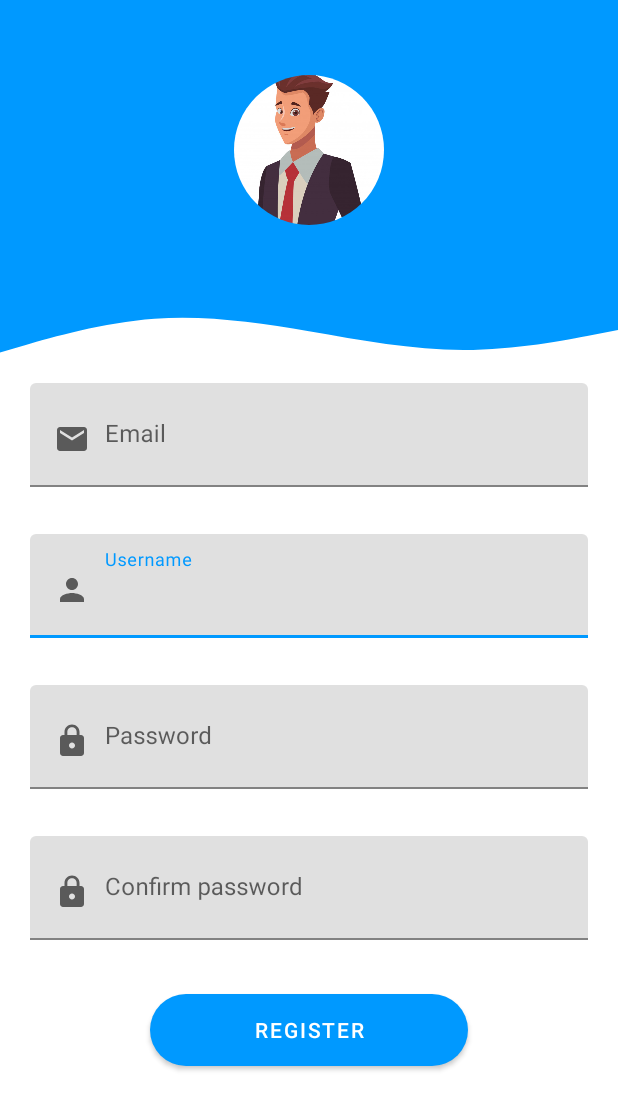
After one commit to adrianprajna/split-wallet, an Android app: the EditProfileActivity screen opened directly, with no data from a screen before it, on a phone screen of 412 x 824 dp. The commit adds this screen. Shown: the top 1110 px of the screen. Run offline under Robolectric (Android 15) with nearby library versions, the phone set to English and light mode, and no system bars; our stand-ins replace CircleImageView, Firebase (no records; nobody signed in at launch, a user with empty details on screens opened directly); 6 statements that could not run were skipped.

Commit message:
Done user edit

```diff
--- /dev/null
+++ b/SplitWallet/app/src/main/res/layout/activity_edit_profile.xml
@@ -0,0 +1,181 @@
+<?xml version="1.0" encoding="utf-8"?>
+<ScrollView xmlns:android="http://schemas.android.com/apk/res/android"
+    xmlns:app="http://schemas.android.com/apk/res-auto"
+    xmlns:tools="http://schemas.android.com/tools"
+    android:layout_width="match_parent"
+    android:layout_height="match_parent"
+    tools:context="edu.bluejack20_1.splitwallet.EditProfileActivity">
+    <LinearLayout
+        android:layout_width="match_parent"
+        android:layout_height="wrap_content"
+        android:orientation="vertical"
+        >
+        <RelativeLayout
+            android:layout_width="match_parent"
+            android:layout_height="200dp"
+            android:background="?attr/blueBaseColor"
+            >
+
+            <de.hdodenhof.circleimageview.CircleImageView
+                android:id="@+id/profile_image"
+                android:layout_width="100dp"
+                android:layout_height="100dp"
+                android:src="@drawable/display_picture"
+                android:layout_centerHorizontal="true"
+                android:layout_marginTop="50dp"
+                />
+
+            <LinearLayout
+                android:layout_width="wrap_content"
+                android:layout_height="wrap_content"
+                android:orientation="vertical"
+                android:layout_below="@id/profile_image"
+                android:layout_centerHorizontal="true"
+                >
+
+
+
+            </LinearLayout>
+
+        </RelativeLayout>
+
+        <ImageView
+            android:layout_width="match_parent"
+            android:layout_height="50dp"
+            android:background="@drawable/ic_wave" />
+
+
+        <LinearLayout
+            android:layout_width="match_parent"
+            android:layout_height="wrap_content"
+            android:layout_below="@id/loginLogo"
+            android:orientation="vertical"
+            android:layout_marginHorizontal="20dp">
+
+            <!--        <EditText-->
+            <!--            android:layout_width="match_parent"-->
+            <!--            android:layout_height="wrap_content"-->
+            <!--            android:hint="@string/email"-->
+            <!--            android:id="@+id/email"-->
+            <!--            android:layout_marginVertical="5dp"-->
+            <!--            android:padding="10dp"-->
+            <!--            android:textColor="@color/fontColor"/>-->
+            <com.google.android.material.textfield.TextInputLayout
+                android:layout_width="match_parent"
+                android:layout_height="wrap_content"
+                app:errorEnabled="true"
+                >
+                <com.google.android.material.textfield.TextInputEditText
+                    android:layout_width="match_parent"
+                    android:layout_height="wrap_content"
+                    android:hint="@string/email"
+                    android:id="@+id/email"
+                    android:paddingLeft="15dp"
+                    android:paddingRight="15dp"
+                    android:paddingBottom="20dp"
+                    android:paddingTop="25dp"
+                    android:drawableLeft="@drawable/email_logo"
+                    android:drawablePadding="10dp"
+                    android:clickable="false"
+                    android:cursorVisible="false"
+                    android:focusable="false"
+                    android:focusableInTouchMode="false"
+                    android:layout_marginVertical="5dp"
+                    android:textColor="?attr/textColor"/>
+            </com.google.android.material.textfield.TextInputLayout>
+
+            <!--        <EditText-->
+            <!--            android:layout_width="match_parent"-->
+            <!--            android:layout_height="wrap_content"-->
+            <!--            android:hint="@string/username"-->
+            <!--            android:id="@+id/username"-->
+            <!--            android:layout_marginVertical="5dp"-->
+            <!--            android:padding="10dp"-->
+            <!--            android:textColor="@color/fontColor"/>-->
+            <com.google.android.material.textfield.TextInputLayout
+                android:layout_width="match_parent"
+                android:layout_height="wrap_content"
+                app:errorEnabled="true"
+                >
+                <com.google.android.material.textfield.TextInputEditText
+                    android:layout_width="match_parent"
+                    android:layout_height="wrap_content"
+                    android:hint="@string/username"
+                    android:id="@+id/username"
+                    android:paddingLeft="15dp"
+                    android:paddingRight="15dp"
+                    android:paddingBottom="20dp"
+                    android:paddingTop="25dp"
+                    android:drawableLeft="@drawable/username_logo"
+                    android:drawablePadding="10dp"
+                    android:layout_marginVertical="5dp"
+                    android:textColor="?attr/textColor"/>
+            </com.google.android.material.textfield.TextInputLayout>
+
+            <!--        <EditText-->
+            <!--            android:layout_width="match_parent"-->
+            <!--            android:layout_height="wrap_content"-->
+            <!--            android:hint="@string/password"-->
+            <!--            android:id="@+id/passwordLogin"-->
+            <!--            android:padding="10dp"-->
+            <!--            android:layout_marginVertical="5dp"-->
+            <!--            android:inputType="textPassword"-->
+            <!--            android:textColor="@color/fontColor"/>-->
+            <com.google.android.material.textfield.TextInputLayout
+                android:layout_width="match_parent"
+                android:layout_height="wrap_content"
+                app:errorEnabled="true"
+                >
+                <com.google.android.material.textfield.TextInputEditText
+                    android:layout_width="match_parent"
+                    android:layout_height="wrap_content"
+                    android:hint="@string/password"
+                    android:id="@+id/passwordLogin"
+                    android:paddingLeft="15dp"
+                    android:paddingRight="15dp"
+                    android:paddingBottom="20dp"
+                    android:paddingTop="25dp"
+                    android:drawableLeft="@drawable/password_logo"
+                    android:drawablePadding="10dp"
+                    android:layout_marginVertical="5dp"
+                    android:inputType="textPassword"
+                    android:textColor="?attr/textColor"/>
+            </com.google.android.material.textfield.TextInputLayout>
+
+            <com.google.android.material.textfield.TextInputLayout
+                android:layout_width="match_parent"
+                android:layout_height="wrap_content"
+                app:errorEnabled="true"
+                >
+                <com.google.android.material.textfield.TextInputEditText
+                    android:layout_width="match_parent"
+                    android:layout_height="wrap_content"
+                    android:hint="@string/confirm_password"
+                    android:id="@+id/confirmLogin"
+                    android:paddingLeft="15dp"
+                    android:paddingRight="15dp"
+                    android:paddingBottom="20dp"
+                    android:paddingTop="25dp"
+                    android:drawableLeft="@drawable/password_logo"
+                    android:drawablePadding="10dp"
+                    android:layout_marginVertical="5dp"
+                    android:inputType="textPassword"
+                    android:textColor="?attr/textColor"/>
+            </com.google.android.material.textfield.TextInputLayout>
+
+            <Button
+                android:layout_width="match_parent"
+                android:layout_height="wrap_content"
+                android:layout_marginHorizontal="80dp"
+                android:text="@string/register"
+                android:id="@+id/loginButton"
+                android:layout_marginBottom="50dp"
+                android:layout_marginTop="10dp"
+                android:background="@drawable/login_round_button"/>
+
+
+        </LinearLayout>
+
+
+    </LinearLayout>
+</ScrollView>
--- a/SplitWallet/app/src/main/res/layout/fragment_home.xml
+++ b/SplitWallet/app/src/main/res/layout/fragment_home.xml
@@ -230,6 +230,7 @@
                 app:cardElevation="2dp"
                 app:cardCornerRadius="8dp"
                 app:cardBackgroundColor="@color/fontReverseColor"
+                android:id="@+id/btn_home_edit"
                 >
 
                 <LinearLayout
--- a/SplitWallet/app/src/main/res/values/strings.xml
+++ b/SplitWallet/app/src/main/res/values/strings.xml
@@ -16,6 +16,7 @@
     <string name="title_activity_register">Register</string>
     <string name="confirm_password">Confirm password</string>
     <string name="wrong_confirm_password">Password and Confirm password must same</string>
+    <string name="wrong_validation_password">Password length mush be 6 or more character and Alphanumeric</string>
 
     <!--Login & Register-->
     <string name="username_invalid">Invalid Username</string>
```
Also changed, not shown: SplitWallet/app/src/main/AndroidManifest.xml (+4 -4 lines), SplitWallet/app/src/main/java/edu/bluejack20_1/splitwallet/EditProfileActivity.kt (added, +134 -0 lines), SplitWallet/app/src/main/java/edu/bluejack20_1/splitwallet/MainActivity.kt (+7 -3 lines), SplitWallet/app/src/main/java/edu/bluejack20_1/splitwallet/fragments/HomeFragment.kt (+8 -3 lines), 1 other file. Lines whose indentation alone changed are shown as unchanged.
